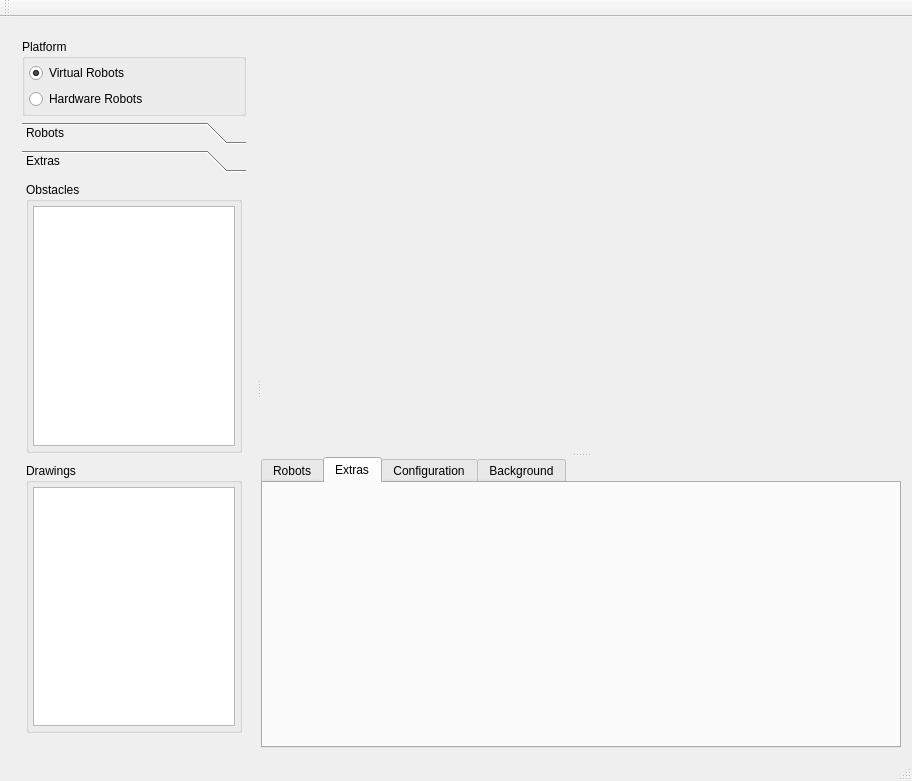
gucwakj/RoboSim, file forms/mainwindow.ui: the form before one commit.
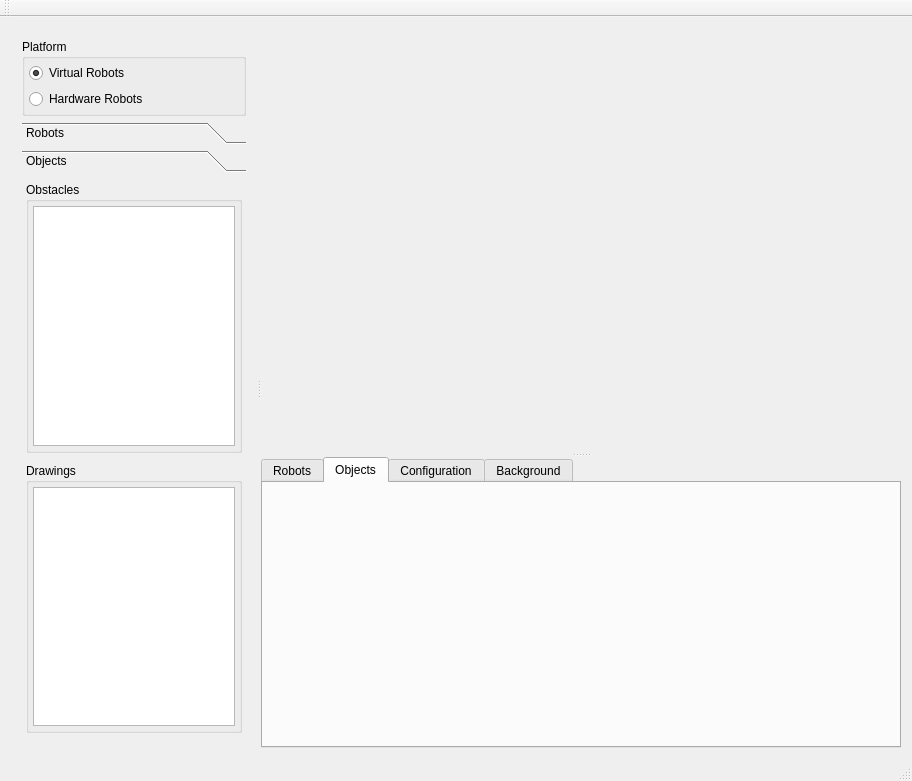
The form after the commit. The open tabs and pages were chosen to show the change. Custom widgets are drawn as their Qt base class.

Commit message: rename extras -> objects

The edit to the form file:
```diff
--- a/forms/mainwindow.ui
+++ b/forms/mainwindow.ui
@@ -217,7 +217,7 @@
             </rect>
            </property>
            <attribute name="label">
-            <string>Extras</string>
+            <string>Objects</string>
            </attribute>
            <layout class="QVBoxLayout" name="verticalLayout_12">
             <property name="spacing">
@@ -475,7 +475,7 @@
         </widget>
         <widget class="QWidget" name="tab_obstacles">
          <attribute name="title">
-          <string>Extras</string>
+          <string>Objects</string>
          </attribute>
          <layout class="QVBoxLayout" name="verticalLayout_14">
           <property name="spacing">
```
Left out of the diff: 6 changed lines with no effect on the pictures.
